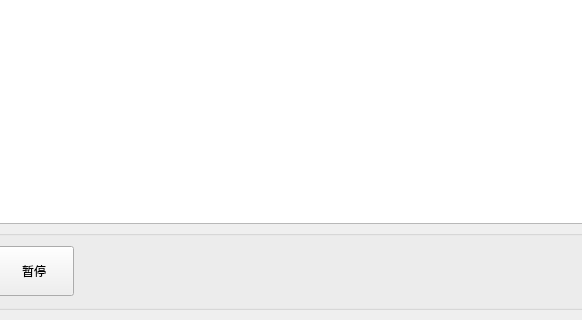
The window that MainWnd.ui (byteman/bullet) describes before a commit, drawn with Qt 5; both pictures show x 114 to 696 and y 445 to 765 of the 1254 by 765 pixel window.
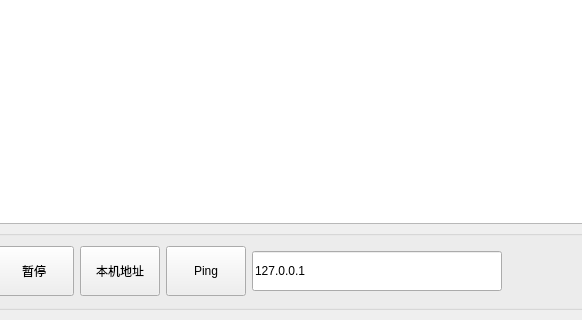
The same window after the commit. The open tabs and pages were chosen to show the change. Icons and pictures are not drawn. Custom widgets are drawn as their Qt base class.

Patch:
```diff
--- a/MainWnd.ui
+++ b/MainWnd.ui
@@ -1661,6 +1661,45 @@
             </property>
            </widget>
           </item>
+          <item>
+           <widget class="QPushButton" name="btnLocalIP">
+            <property name="minimumSize">
+             <size>
+              <width>0</width>
+              <height>50</height>
+             </size>
+            </property>
+            <property name="text">
+             <string>本机地址</string>
+            </property>
+           </widget>
+          </item>
+          <item>
+           <widget class="QPushButton" name="btnPing">
+            <property name="minimumSize">
+             <size>
+              <width>0</width>
+              <height>50</height>
+             </size>
+            </property>
+            <property name="text">
+             <string>Ping</string>
+            </property>
+           </widget>
+          </item>
+          <item>
+           <widget class="QLineEdit" name="edtPingIp">
+            <property name="minimumSize">
+             <size>
+              <width>250</width>
+              <height>40</height>
+             </size>
+            </property>
+            <property name="text">
+             <string>127.0.0.1</string>
+            </property>
+           </widget>
+          </item>
           <item>
            <spacer name="horizontalSpacer_3">
             <property name="orientation">
```
Left out of the diff: 8 changed lines with no effect on the pictures.
